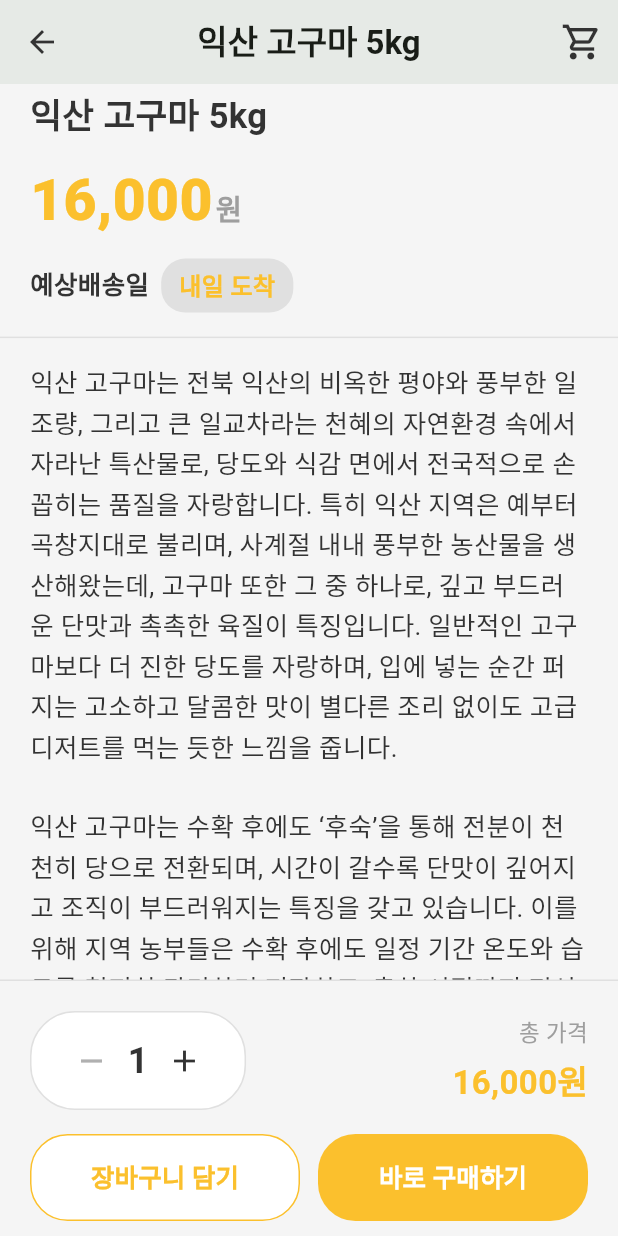
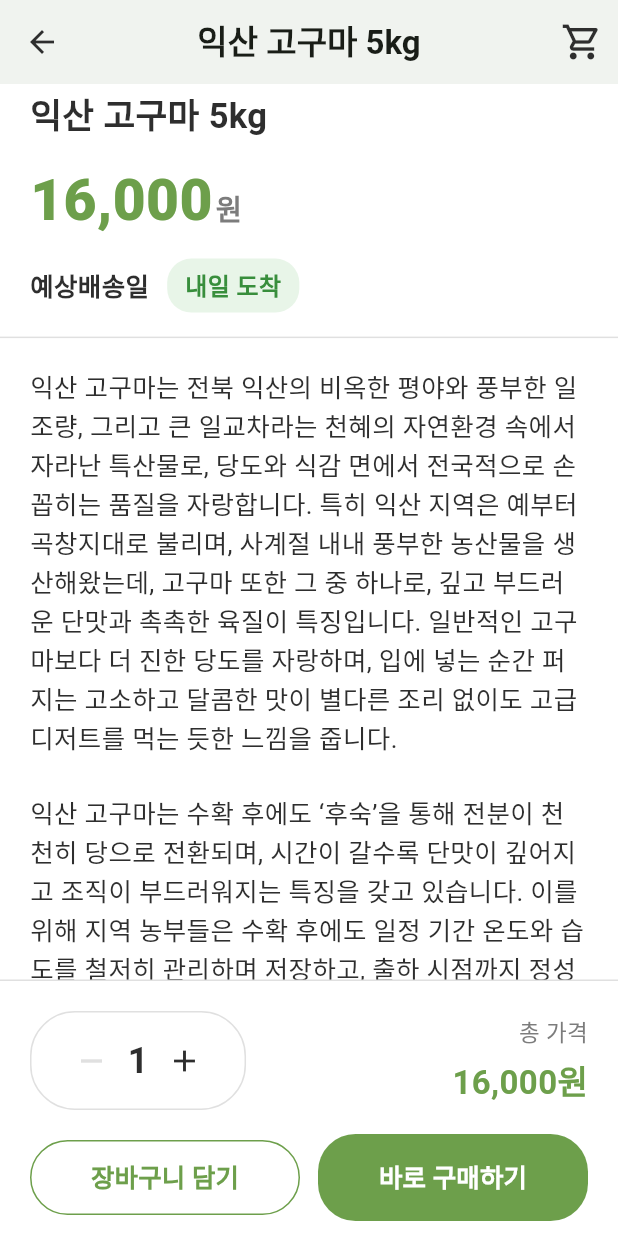
Before and after one commit to Jayden1Joe/today_s_farm, a Flutter app: the DetailPage screen opened directly with sample values from the repository, scrolled down 576 dp, on a phone screen of 412 x 824 dp. Run offline on Flutter 3.47's test engine with Material 3 defaults, Android fonts, the phone set to English and light mode, and no system bars.

Commit message:
Fix: 상세페이지에서 노란색->초록색으로 테마색 변경

```diff
--- a/lib/pages/detail/detail_page.dart
+++ b/lib/pages/detail/detail_page.dart
@@ -3,6 +3,7 @@ import 'package:provider/provider.dart';
 import 'package:today_s_farm/providers/cart_provider.dart';
 import 'package:today_s_farm/models/product_model.dart';
 import 'package:today_s_farm/utils/price_formatter.dart';
+import 'package:today_s_farm/constants/app_colors.dart';
 import 'package:today_s_farm/utils/star_icon_formatter.dart';
 import 'package:today_s_farm/pages/cart/cart_page.dart';
 import 'package:today_s_farm/pages/detail/widgets/cart_dialog.dart';
@@ -154,12 +155,12 @@ class _DetailPageState extends State<DetailPage> with TickerProviderStateMixin {
     final totalPrice = widget.product.price * _quantity;
 
     return Scaffold(
-      backgroundColor: const Color(0xFFF5F5F5), // 배경색 변경
+      backgroundColor: Colors.white, // 배경색 - 흰색
       appBar: AppBar(
-        backgroundColor: const Color(0xFFF5F5F5), // 배경색 변경
+        backgroundColor: Colors.white, // 배경색 - 흰색
         elevation: 0,
         leading: IconButton(
-          icon: Icon(Icons.arrow_back, color: const Color(0xFF333333)), // 색상 변경
+          icon: Icon(Icons.arrow_back, color: AppColors.textPrimary), // 색상 변경
           onPressed: () => Navigator.pop(context),
         ),
         title: Text(
@@ -171,7 +172,7 @@ class _DetailPageState extends State<DetailPage> with TickerProviderStateMixin {
           IconButton(
             icon: Icon(
               Icons.shopping_cart_outlined,
-              color: const Color(0xFF333333), // 색상 변경
+              color: AppColors.textPrimary, // 색상 변경
               size: 28,
             ),
             onPressed: () {
@@ -197,32 +198,32 @@ class _DetailPageState extends State<DetailPage> with TickerProviderStateMixin {
                         // 제품 이미지 영역
                         Container(
                           width: double.infinity,
-                          color: const Color(0xFFF5F5F5), // 배경색 변경
+                          color: Colors.white, // 배경색 - 흰색
                           child: widget.product.imageUrl != null
                               ? Image.asset(
                                   widget.product.imageUrl!,
                                   width: double.infinity,
                                   fit: BoxFit.fitWidth,
                                   errorBuilder: (_, __, ___) => Container(
-                                    color: const Color(0xFFF5F5F5), // 배경색 변경
+                                    color: Colors.white, // 배경색 - 흰색
                                     height:
                                         MediaQuery.of(context).size.height *
                                         0.6,
                                     child: Icon(
                                       Icons.image,
                                       size: 60,
-                                      color: const Color(0xFF9E9E9E), // 색상 변경
+                                      color: AppColors.textSecondary, // 색상 변경
                                     ),
                                   ),
                                 )
                               : Container(
-                                  color: const Color(0xFFF5F5F5), // 배경색 변경
+                                  color: Colors.white, // 배경색 - 흰색
                                   height:
                                       MediaQuery.of(context).size.height * 0.6,
                                   child: Icon(
                                     Icons.image,
                                     size: 60,
-                                    color: const Color(0xFF9E9E9E), // 색상 변경
+                                    color: AppColors.textSecondary, // 색상 변경
                                   ),
                                 ),
                         ),
@@ -271,9 +272,7 @@ class _DetailPageState extends State<DetailPage> with TickerProviderStateMixin {
                                       Text(
                                         '${widget.product.farmer} 농부',
                                         style: TextStyle(
-                                          color: const Color(
-                                            0xFF333333,
-                                          ), // 색상 변경
+                                          color: AppColors.textPrimary, // 색상 변경
                                           fontSize: 17,
                                           fontWeight: FontWeight.w600,
                                         ),
@@ -285,21 +284,18 @@ class _DetailPageState extends State<DetailPage> with TickerProviderStateMixin {
                                       PartialStarRating(
                                         rating: widget.product.star ?? 0.0,
                                         size: 21,
-                                        filledColor: const Color(
-                                          0xFFFBC02D,
-                                        ), // 별 채우기 색상
-                                        unfilledColor: const Color(
-                                          0xFFE0E0E0,
-                                        ), // 별 비우기 색상
+                                        filledColor:
+                                            AppColors.starFilled, // 별 채우기 색상
+                                        unfilledColor:
+                                            AppColors.starEmpty, // 별 비우기 색상
                                       ),
                                       const SizedBox(width: 8),
                                       Text(
                                         widget.product.star?.toString() ??
                                             '0.0',
                                         style: TextStyle(
-                                          color: const Color(
-                                            0xFF9E9E9E,
-                                          ), // 색상 변경
+                                          color:
+                                              AppColors.textSecondary, // 색상 변경
                                           fontSize: 17,
                                           fontWeight: FontWeight.w600,
                                         ),
@@ -314,7 +310,7 @@ class _DetailPageState extends State<DetailPage> with TickerProviderStateMixin {
 
                         // 첫 번째 구분선
                         Divider(
-                          color: const Color(0xFFE0E0E0), // 구분선 색상 변경
+                          color: AppColors.divider, // 구분선 색상 변경
                           thickness: 1,
                           height: 1,
                           indent: 0,
@@ -335,7 +331,7 @@ class _DetailPageState extends State<DetailPage> with TickerProviderStateMixin {
                               Text(
                                 widget.product.name,
                                 style: TextStyle(
-                                  color: const Color(0xFF333333), // 색상 변경
+                                  color: AppColors.textPrimary, // 색상 변경
                                   fontSize: 23,
                                   fontWeight: FontWeight.w700,
                                 ),
@@ -353,7 +349,7 @@ class _DetailPageState extends State<DetailPage> with TickerProviderStateMixin {
                                       widget.product.price,
                                     ),
                                     style: TextStyle(
-                                      color: const Color(0xFFFBC02D), // 가격 색상
+                                      color: AppColors.primary, // 가격 색상 - 초록색
                                       fontSize: 38,
                                       fontWeight: FontWeight.w900,
                                     ),
@@ -362,7 +358,7 @@ class _DetailPageState extends State<DetailPage> with TickerProviderStateMixin {
                                   Text(
                                     '원',
                                     style: TextStyle(
-                                      color: const Color(0xFF9E9E9E), // 색상 변경
+                                      color: AppColors.textSecondary, // 색상 변경
                                       fontSize: 19,
                                       fontWeight: FontWeight.w600,
                                     ),
@@ -372,35 +368,35 @@ class _DetailPageState extends State<DetailPage> with TickerProviderStateMixin {
 
                               const SizedBox(height: 12),
 
-                              // 배송 정보
+                              // 예상배송일
                               Row(
-                                crossAxisAlignment: CrossAxisAlignment.baseline,
-                                textBaseline: TextBaseline.alphabetic,
                                 children: [
                                   Text(
                                     '예상배송일',
                                     style: TextStyle(
-                                      color: const Color(0xFF333333), // 색상 변경
+                                      color: AppColors.textPrimary, // 색상 변경
                                       fontSize: 17,
                                       fontWeight: FontWeight.w600,
                                     ),
                                   ),
-                                  const SizedBox(width: 8),
+                                  const SizedBox(width: 12),
                                   Container(
                                     padding: const EdgeInsets.symmetric(
                                       horizontal: 12,
                                       vertical: 6,
                                     ),
                                     decoration: BoxDecoration(
-                                      color: const Color(0xFFE0E0E0), // 배경색 변경
+                                      color: const Color(
+                                        0xFFE8F5E8,
+                                      ), // 연한 초록 배경
                                       borderRadius: BorderRadius.circular(16),
                                     ),
                                     child: Text(
                                       widget.product.formattedDeliveryDate,
                                       style: TextStyle(
                                         color: const Color(
-                                          0xFFFBC02D,
-                                        ), // 배송일 색상
+                                          0xFF388E3C,
+                                        ), // 진한 초록 텍스트
                                         fontSize: 16,
                                         fontWeight: FontWeight.w600,
                                       ),
@@ -414,7 +410,7 @@ class _DetailPageState extends State<DetailPage> with TickerProviderStateMixin {
 
                         // 두 번째 구분선
                         Divider(
-                          color: const Color(0xFFE0E0E0), // 구분선 색상 변경
+                          color: AppColors.divider, // 구분선 색상 변경
                           thickness: 1,
                           height: 1,
                           indent: 0,
@@ -424,18 +420,19 @@ class _DetailPageState extends State<DetailPage> with TickerProviderStateMixin {
                         // 제품 설명 섹션
                         Container(
                           width: double.infinity,
-                          padding: const EdgeInsets.symmetric(
-                            horizontal: 20,
-                            vertical: 16,
-                          ),
-                          child: Text(
-                            widget.product.description,
-                            style: TextStyle(
-                              color: const Color(0xFF333333), // 색상 변경
-                              fontSize: 17,
-                              fontWeight: FontWeight.w400,
-                              height: 1.5,
-                            ),
+                          padding: const EdgeInsets.all(20),
+                          child: Column(
+                            crossAxisAlignment: CrossAxisAlignment.start,
+                            children: [
+                              Text(
+                                widget.product.description,
+                                style: TextStyle(
+                                  color: AppColors.textPrimary, // 색상 변경
+                                  fontSize: 17,
+                                  fontWeight: FontWeight.w400,
+                                ),
+                              ),
+                            ],
                           ),
                         ),
                       ],
@@ -457,10 +454,10 @@ class _DetailPageState extends State<DetailPage> with TickerProviderStateMixin {
                   child: Container(
                     padding: const EdgeInsets.all(20),
                     decoration: BoxDecoration(
-                      color: const Color(0xFFF5F5F5), // 배경색 변경
+                      color: AppColors.cardBackground, // 배경색 - 흰색 카드
                       border: Border(
                         top: BorderSide(
-                          color: const Color(0xFFE0E0E0),
+                          color: AppColors.divider,
                           width: 1,
                         ), // 구분선 색상 변경
                       ),
@@ -479,9 +476,7 @@ class _DetailPageState extends State<DetailPage> with TickerProviderStateMixin {
                               decoration: BoxDecoration(
                                 color: Colors.white,
                                 border: Border.all(
-                                  color: const Color(
-                                    0xFFE0E0E0,
-                                  ), // 입력 필드 구분선 색상 변경
+                                  color: AppColors.divider, // 입력 필드 구분선 색상 변경
                                 ),
                                 borderRadius: BorderRadius.circular(30),
                               ),
@@ -495,8 +490,9 @@ class _DetailPageState extends State<DetailPage> with TickerProviderStateMixin {
                                       Icons.remove,
                                       size: 24,
                                       color: _quantity > 1
-                                          ? const Color(0xFF9E9E9E) // 색상 변경
-                                          : const Color(0xFFB0B0B0), // 비활성화 색상
+                                          ? AppColors
+                                                .divider // 색상 변경
+                                          : AppColors.divider, // 비활성화 색상
                                     ),
                                     constraints: const BoxConstraints(
                                       minWidth: 36,
@@ -508,7 +504,7 @@ class _DetailPageState extends State<DetailPage> with TickerProviderStateMixin {
                                     style: TextStyle(
                                       fontSize: 24,
                                       fontWeight: FontWeight.w600,
-                                      color: const Color(0xFF333333), // 색상 변경
+                                      color: AppColors.textPrimary, // 색상 변경
                                     ),
                                   ),
                                   IconButton(
@@ -519,8 +515,9 @@ class _DetailPageState extends State<DetailPage> with TickerProviderStateMixin {
                                       Icons.add,
                                       size: 24,
                                       color: _quantity < 99
-                                          ? const Color(0xFF333333) // 색상 변경
-                                          : const Color(0xFFB0B0B0), // 비활성화 색상
+                                          ? AppColors
+                                                .textPrimary // 색상 변경
+                                          : AppColors.divider, // 비활성화 색상
                                     ),
                                     constraints: const BoxConstraints(
                                       minWidth: 36,
@@ -538,7 +535,7 @@ class _DetailPageState extends State<DetailPage> with TickerProviderStateMixin {
                                 Text(
                                   '총 가격',
                                   style: TextStyle(
-                                    color: const Color(0xFF9E9E9E), // 색상 변경
+                                    color: AppColors.textSecondary, // 색상 변경
                                     fontSize: 15,
                                     fontWeight: FontWeight.w400,
                                   ),
@@ -547,7 +544,7 @@ class _DetailPageState extends State<DetailPage> with TickerProviderStateMixin {
                                 Text(
                                   PriceFormatter.format(totalPrice),
                                   style: TextStyle(
-                                    color: const Color(0xFFFBC02D), // 총 가격 색상
+                                    color: AppColors.primary, // 총 가격 색상 - 초록색
                                     fontSize: 22,
                                     fontWeight: FontWeight.w700,
                                   ),
@@ -566,17 +563,17 @@ class _DetailPageState extends State<DetailPage> with TickerProviderStateMixin {
                                 onPressed: _addToCart,
                                 style: ElevatedButton.styleFrom(
                                   backgroundColor: Colors.white,
-                                  foregroundColor: const Color(
-                                    0xFFFBC02D,
-                                  ), // 버튼 색상
+                                  foregroundColor:
+                                      AppColors.primary, // 버튼 색상 - 초록색
                                   elevation: 0,
                                   padding: const EdgeInsets.symmetric(
-                                    vertical: 16,
+                                    vertical: 12,
+                                    horizontal: 24,
                                   ),
                                   shape: RoundedRectangleBorder(
                                     borderRadius: BorderRadius.circular(25),
                                     side: BorderSide(
-                                      color: const Color(0xFFFBC02D), // 버튼 색상
+                                      color: AppColors.primary, // 버튼 색상 - 초록색
                                       width: 1,
                                     ),
                                   ),
@@ -584,7 +581,7 @@ class _DetailPageState extends State<DetailPage> with TickerProviderStateMixin {
                                 child: Text(
                                   '장바구니 담기',
                                   style: TextStyle(
-                                    color: const Color(0xFFFBC02D), // 버튼 색상
+                                    color: AppColors.primary, // 버튼 색상 - 초록색
                                     fontSize: 17,
                                     fontWeight: FontWeight.w600,
                                   ),
@@ -597,9 +594,8 @@ class _DetailPageState extends State<DetailPage> with TickerProviderStateMixin {
                               child: ElevatedButton(
                                 onPressed: _buyNow,
                                 style: ElevatedButton.styleFrom(
-                                  backgroundColor: const Color(
-                                    0xFFFBC02D,
-                                  ), // 버튼 색상
+                                  backgroundColor:
+                                      AppColors.primary, // 버튼 색상 - 초록색
                                   foregroundColor: Colors.white,
                                   elevation: 0,
                                   padding: const EdgeInsets.symmetric(
--- a/lib/pages/detail/widgets/cart_dialog.dart
+++ b/lib/pages/detail/widgets/cart_dialog.dart
@@ -1,4 +1,5 @@
 import 'package:flutter/material.dart';
+import 'package:today_s_farm/constants/app_colors.dart';
 import 'package:today_s_farm/models/product_model.dart';
 import 'package:today_s_farm/pages/cart/cart_page.dart';
 
@@ -20,7 +21,7 @@ class CartDialog extends StatelessWidget {
           Text(
             '상품이 장바구니에 담겼어요',
             style: TextStyle(
-              color: const Color(0xFF2E2E2E),
+              color: AppColors.textPrimary,
               fontSize: 18,
               fontWeight: FontWeight.w700,
             ),
@@ -29,7 +30,7 @@ class CartDialog extends StatelessWidget {
           Text(
             '${product.name} $quantity개',
             style: TextStyle(
-              color: const Color(0xFF2E2E2E),
+              color: AppColors.textPrimary,
               fontSize: 16,
               fontWeight: FontWeight.w400,
             ),
@@ -43,7 +44,7 @@ class CartDialog extends StatelessWidget {
                 Navigator.of(context).pop();
               },
               style: ElevatedButton.styleFrom(
-                backgroundColor: const Color(0xFF6D9F4B),
+                backgroundColor: AppColors.buttonPrimary,
                 foregroundColor: Colors.white,
                 elevation: 0,
                 padding: const EdgeInsets.symmetric(vertical: 12),
@@ -75,8 +76,8 @@ class CartDialog extends StatelessWidget {
                 );
               },
               style: ElevatedButton.styleFrom(
-                backgroundColor: const Color(0xFFF5F2E7),
-                foregroundColor: const Color(0xFF7C7C7C),
+                backgroundColor: AppColors.surface,
+                foregroundColor: AppColors.textSecondary,
                 elevation: 0,
                 padding: const EdgeInsets.symmetric(vertical: 12),
                 shape: RoundedRectangleBorder(
@@ -86,7 +87,7 @@ class CartDialog extends StatelessWidget {
               child: Text(
                 '장바구니로 가기',
                 style: TextStyle(
-                  color: const Color(0xFF7C7C7C),
+                  color: AppColors.textSecondary,
                   fontSize: 16,
                   fontWeight: FontWeight.w600,
                 ),
```
